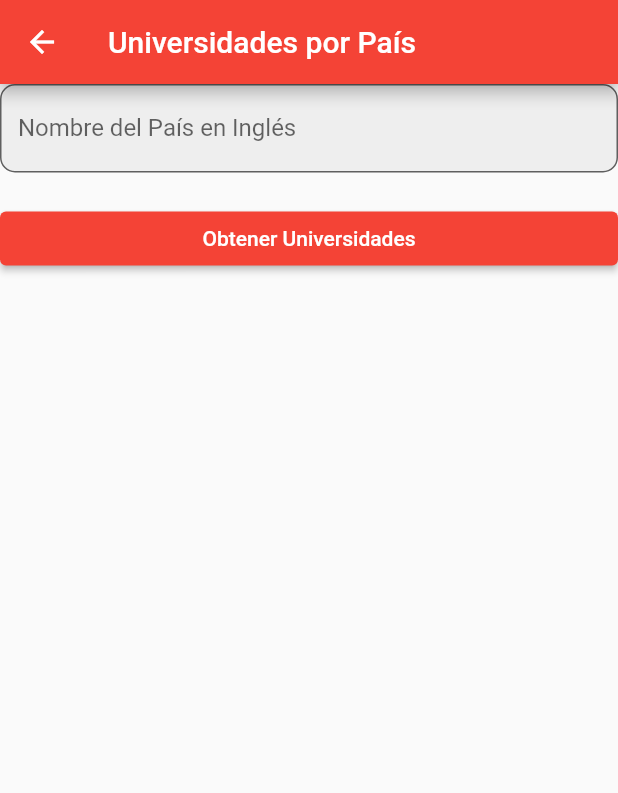
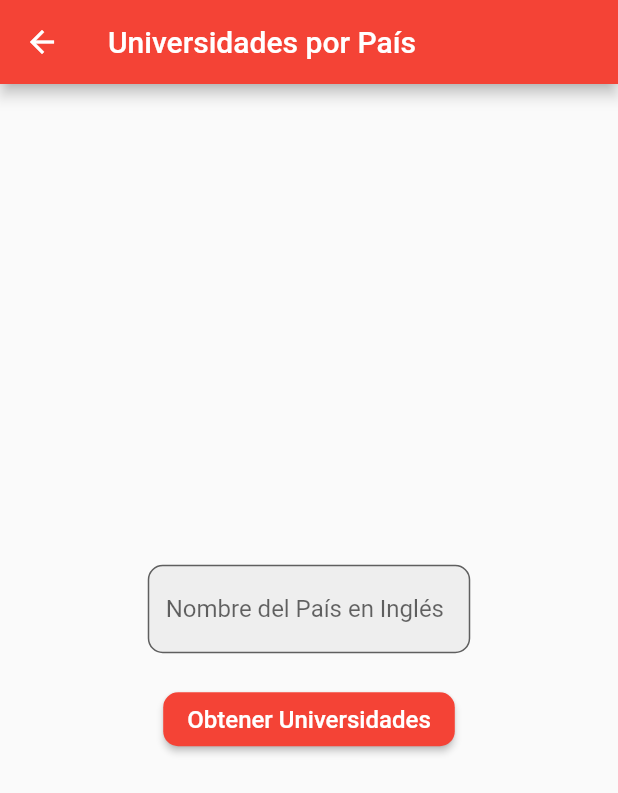
Before and after one commit to HabunoGD1809/ApiZ_App, a Flutter app: the UniversidadesPorPaisScreen screen opened by its route, on a phone screen of 412 x 824 dp. Shown: the top 793 px of the screen. Run offline on Flutter 3.47's test engine with Material 2 defaults, Android fonts, the phone set to English and light mode, and no system bars.

Commit message:
new changes two :D

```diff
--- a/lib/main.dart
+++ b/lib/main.dart
@@ -299,10 +299,12 @@ class UniversidadesPorPaisScreen extends StatefulWidget {
   const UniversidadesPorPaisScreen({Key? key}) : super(key: key);
 
   @override
-  _UniversidadesPorPaisScreenState createState() => _UniversidadesPorPaisScreenState();
+  _UniversidadesPorPaisScreenState createState() =>
+      _UniversidadesPorPaisScreenState();
 }
 
-class _UniversidadesPorPaisScreenState extends State<UniversidadesPorPaisScreen> {
+class _UniversidadesPorPaisScreenState
+    extends State<UniversidadesPorPaisScreen> {
   String countryName = "";
   List<University> universities = [];
   bool isLoading = false;
@@ -312,7 +314,8 @@ class _UniversidadesPorPaisScreenState extends State<UniversidadesPorPaisScreen>
       isLoading = true;
     });
 
-    final response = await http.get(Uri.parse('http://universities.hipolabs.com/search?country=$countryName'));
+    final response = await http.get(Uri.parse(
+        'http://universities.hipolabs.com/search?country=$countryName'));
     final data = json.decode(response.body) as List;
 
     List<University> tempUniversities = data.map((item) {
@@ -335,7 +338,9 @@ class _UniversidadesPorPaisScreenState extends State<UniversidadesPorPaisScreen>
       appBar: AppBar(
         title: const Text('Universidades por País'),
       ),
-      body: ListView(
+      body: Center(
+        child: Column(
+          mainAxisAlignment: MainAxisAlignment.center,
           children: <Widget>[
             SizedBox(
               width: 215,
@@ -364,9 +369,7 @@ class _UniversidadesPorPaisScreenState extends State<UniversidadesPorPaisScreen>
               _getUniversities();
             }),
             if (isLoading)
-            const Center(
-              child: CircularProgressIndicator(),
-            )
+              const CircularProgressIndicator()
             else if (universities.isNotEmpty)
               Expanded(
                 child: ListView.builder(
@@ -387,13 +390,7 @@ class _UniversidadesPorPaisScreenState extends State<UniversidadesPorPaisScreen>
               ),
           ],
         ),
-    );
-  }
-
-  ElevatedButton buildElevatedButton(String label, void Function() onPressed) {
-    return ElevatedButton(
-      onPressed: onPressed,
-      child: Text(label),
+      ),
     );
   }
 }
@@ -409,6 +406,7 @@ class University {
     required this.webPages,
   });
 }
+
 class ClimaEnRDScreen extends StatefulWidget {
   const ClimaEnRDScreen({Key? key}) : super(key: key);
 
```
Lines whose indentation alone changed are shown as unchanged.
